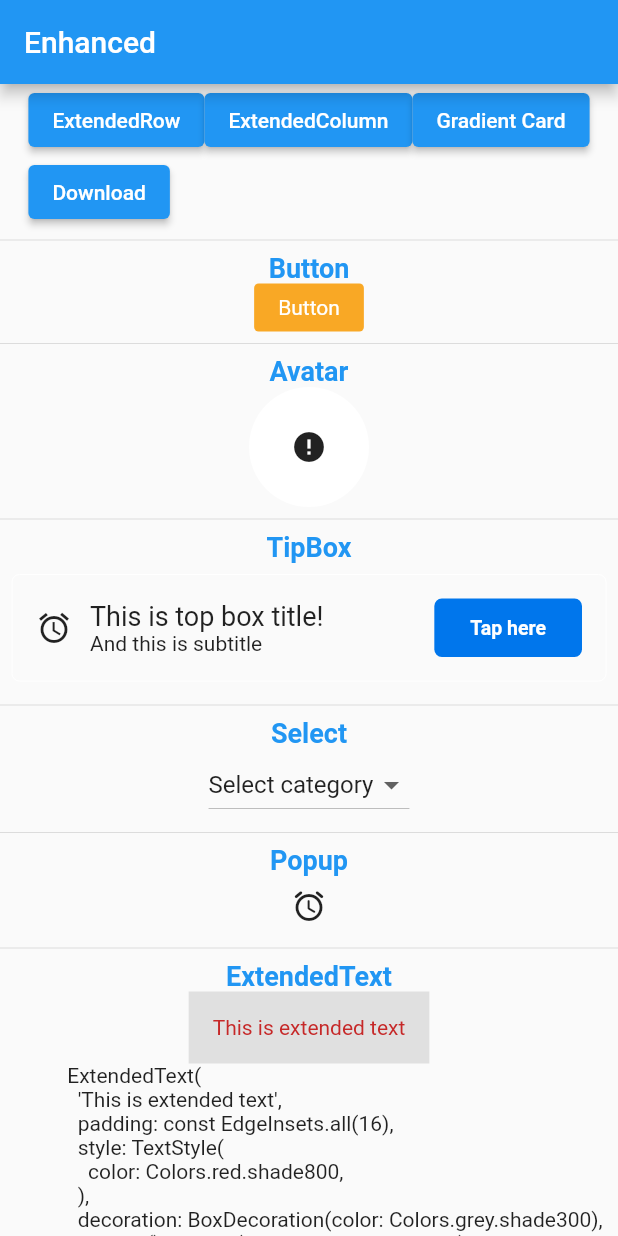
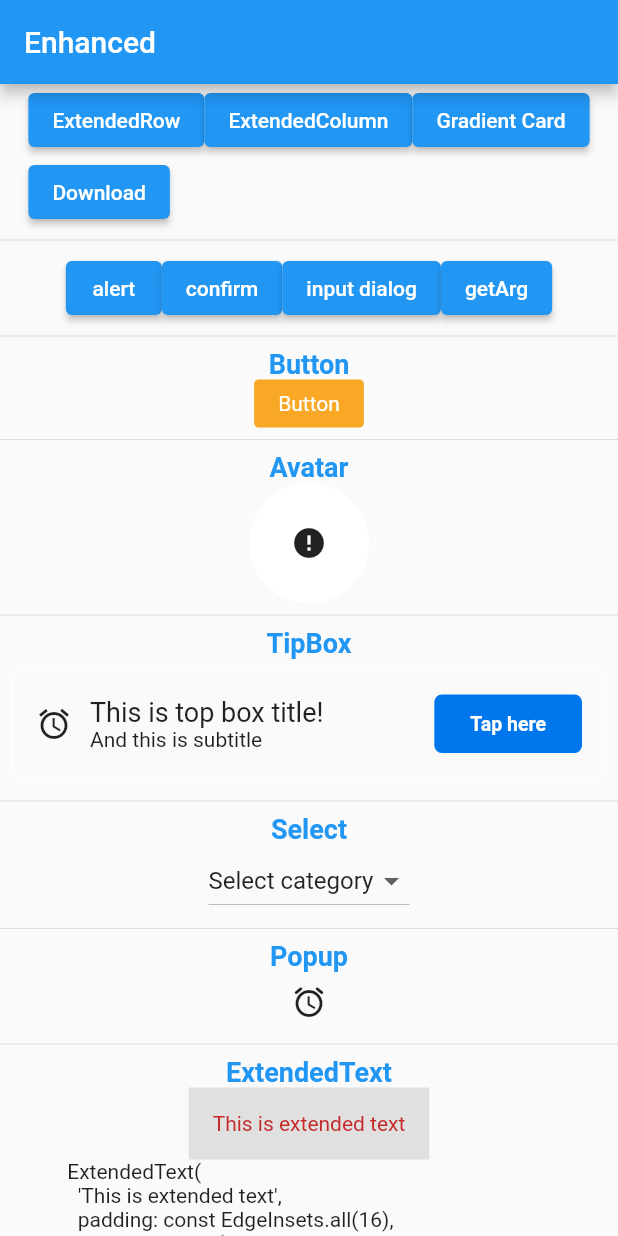
Before and after one commit to thruthesky/extended, a Flutter app: the screen it shows after launch, on a phone screen of 412 x 824 dp. Run offline on Flutter 3.47's test engine with Material 2 defaults, Android fonts, the phone set to English and light mode, and no system bars; drawn by our look-alikes of cached_network_image; our stand-ins replace dio, firebase_core, rxdart, share_plus, url_launcher_web; missing offline and left inert: share_plus_web; accounts and stored records are empty; network calls fail.

Commit message:
update getx removed

```diff
--- a/example/lib/main.dart
+++ b/example/lib/main.dart
@@ -4,25 +4,45 @@ import 'package:example/screens/gradient_card.screen.dart';
 import 'package:example/screens/extended_row.screen.dart';
 import 'package:extended/extended.dart';
 import 'package:flutter/material.dart';
-import 'package:get/get.dart';
 
 import 'package:firebase_core/firebase_core.dart';
+
+GlobalKey<NavigatorState> globalNavigatorKey = GlobalKey();
 
 void main() {
   runApp(const MyApp());
 }
 
-class MyApp extends StatelessWidget {
+class MyApp extends StatefulWidget {
   const MyApp({Key? key}) : super(key: key);
 
   @override
+  State<MyApp> createState() => _MyAppState();
+}
+
+class _MyAppState extends State<MyApp> {
+  @override
+  void initState() {
+    super.initState();
+    ExtendedService.instance.navigatorKey = globalNavigatorKey;
+  }
+
+  @override
   Widget build(BuildContext context) {
-    return GetMaterialApp(
+    return MaterialApp(
+      navigatorKey: globalNavigatorKey,
       title: 'Flutter Demo',
       theme: ThemeData(
         primarySwatch: Colors.blue,
       ),
-      home: const MyHomePage(),
+      initialRoute: '/',
+      routes: {
+        '/': (context) => const MyHomePage(),
+        '/getArg': (context) => Scaffold(
+              appBar: AppBar(title: const Text('getArg() test screen')),
+              body: Text('a is for ${getArg(context, 'a', '')},\nb is for ${getArg(context, 'b')}'),
+            ),
+      },
     );
   }
 }
@@ -36,6 +56,7 @@ class MyHomePage extends StatefulWidget {
 
 class _MyHomePageState extends State<MyHomePage> {
   final titleStyle = const TextStyle(fontSize: 18, fontWeight: FontWeight.bold, color: Colors.blue);
+
   @override
   Widget build(BuildContext context) {
     return Scaffold(
@@ -77,6 +98,44 @@ class _MyHomePageState extends State<MyHomePage> {
                         MaterialPageRoute(builder: (c) => const DownloadScreen()),
                       ),
                       child: const Text('Download'),
+                    ),
+                  ],
+                ),
+                const Divider(),
+                Wrap(
+                  children: [
+                    ElevatedButton(
+                      onPressed: () {
+                        alert('Alert Box', 'This is alert box');
+                      },
+                      child: const Text('alert'),
+                    ),
+                    ElevatedButton(
+                      onPressed: () async {
+                        final re = await confirm(
+                            'Confirm Dialog', 'Do you want to press yes button? or no button?');
+
+                        alert('Result', 'You have pressed ${re ? 'YES' : 'NO'} button');
+                      },
+                      child: const Text('confirm'),
+                    ),
+                    ElevatedButton(
+                      onPressed: () async {
+                        final re =
+                            await inputDialog('Input dialog box', 'What do you want to input?');
+                        alert('Result', 'You have input; $re');
+                      },
+                      child: const Text('input dialog'),
+                    ),
+                    ElevatedButton(
+                      onPressed: () {
+                        Navigator.pushNamed(
+                          context,
+                          '/getArg',
+                          arguments: {'a': 'Apple', 'b': 'Banana'},
+                        );
+                      },
+                      child: const Text('getArg'),
                     ),
                   ],
                 ),
```
Also changed, not shown: lib/src/functions/get_arg.dart (+12 -5 lines), 1 other file.
